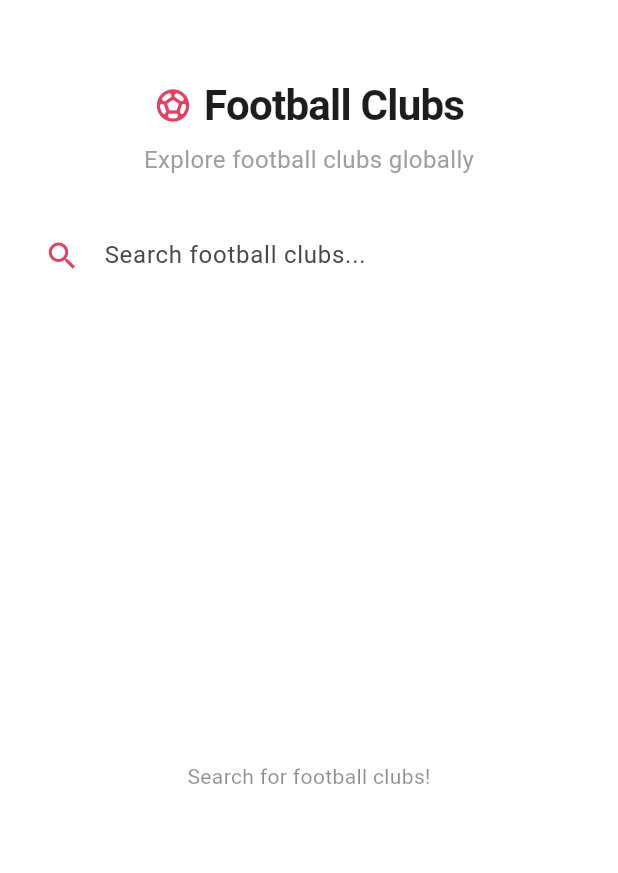
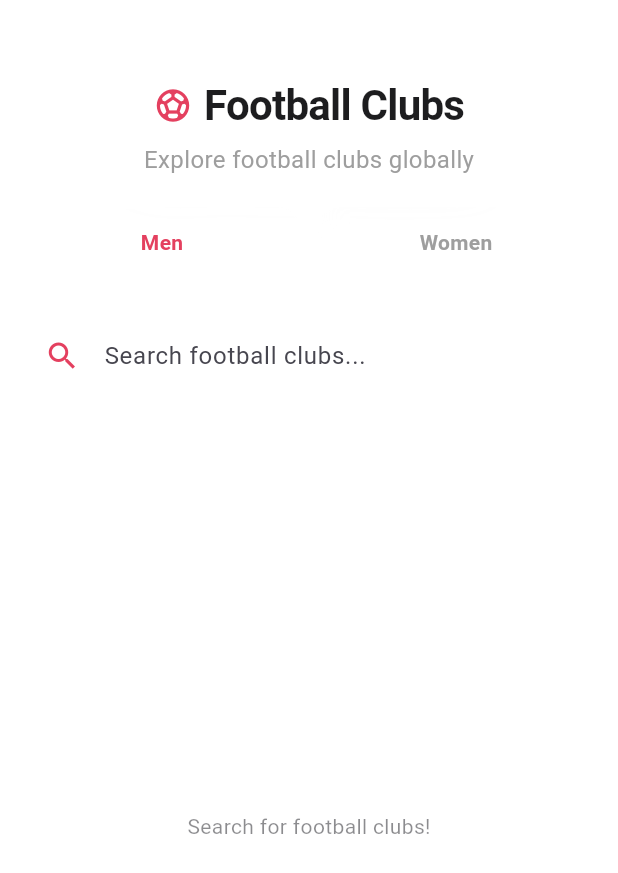
Before and after one commit to aslam-nexonetics/Tennis-Players-App, a Flutter app: the FootballSearchScreen widget shown alone on an empty page, opened directly, on a phone screen of 412 x 824 dp. Shown: the top 873 px of the screen. Run offline on Flutter 3.47's test engine with Material 3 defaults, Android fonts, the phone set to English and light mode, and no system bars; our stand-ins replace cached_network_image; network calls fail.

Commit message:
womens club added in football

```diff
--- a/frontend/lib/screens/football_search_screen.dart
+++ b/frontend/lib/screens/football_search_screen.dart
@@ -34,6 +34,58 @@ class FootballSearchScreen extends StatelessWidget {
         const Text(
           'Explore football clubs globally',
           style: TextStyle(color: Colors.grey, fontSize: 16),
+        ),
+        const SizedBox(height: 20),
+        // Category Toggle
+        Padding(
+          padding: const EdgeInsets.symmetric(horizontal: 16.0),
+          child: Row(
+            children: [
+              Expanded(
+                child: GestureDetector(
+                  onTap: () => provider.setCategory('men'),
+                  child: GlassContainer(
+                    opacity: provider.selectedCategory == 'men' ? 0.3 : 0.05,
+                    borderRadius: 15,
+                    padding: const EdgeInsets.symmetric(vertical: 12),
+                    child: Center(
+                      child: Text(
+                        'Men',
+                        style: TextStyle(
+                          fontWeight: FontWeight.bold,
+                          color: provider.selectedCategory == 'men'
+                              ? const Color(0xFFE4405F)
+                              : Colors.grey,
+                        ),
+                      ),
+                    ),
+                  ),
+                ),
+              ),
+              const SizedBox(width: 12),
+              Expanded(
+                child: GestureDetector(
+                  onTap: () => provider.setCategory('women'),
+                  child: GlassContainer(
+                    opacity: provider.selectedCategory == 'women' ? 0.3 : 0.05,
+                    borderRadius: 15,
+                    padding: const EdgeInsets.symmetric(vertical: 12),
+                    child: Center(
+                      child: Text(
+                        'Women',
+                        style: TextStyle(
+                          fontWeight: FontWeight.bold,
+                          color: provider.selectedCategory == 'women'
+                              ? const Color(0xFFE4405F)
+                              : Colors.grey,
+                        ),
+                      ),
+                    ),
+                  ),
+                ),
+              ),
+            ],
+          ),
         ),
         const SizedBox(height: 12),
         Padding(
```
Also changed, not shown: frontend/lib/providers/football_club_provider.dart (+13 -2 lines), frontend/lib/screens/football_top_clubs_screen.dart (+52 -0 lines), frontend/lib/services/api_service.dart (+6 -3 lines), 7 other files.
